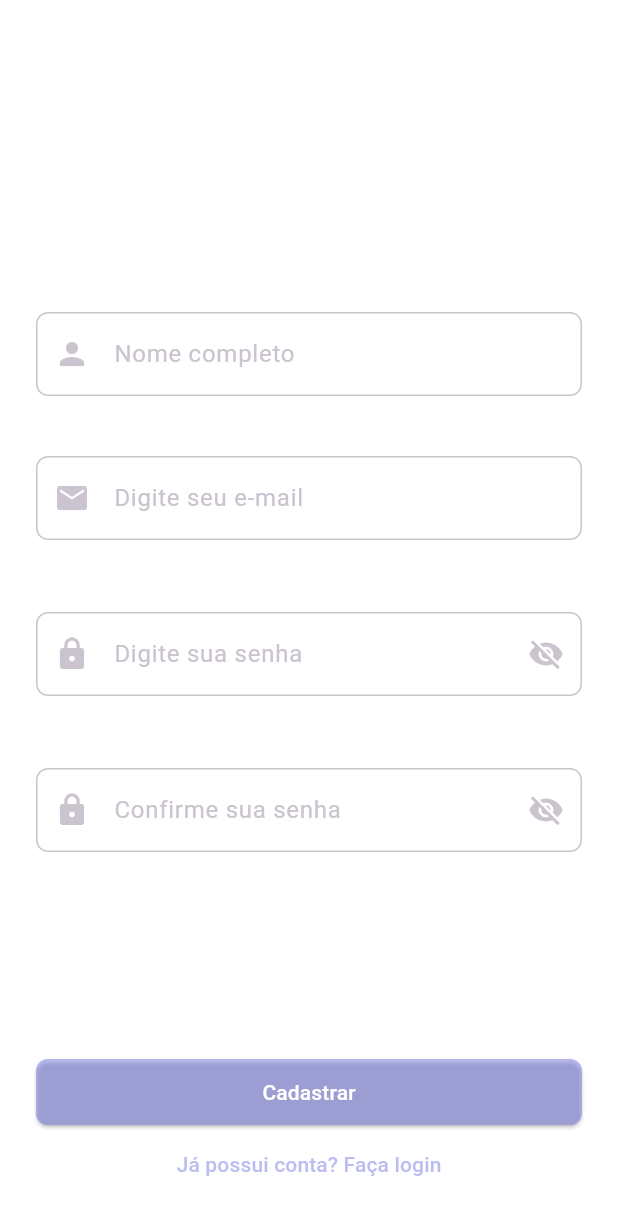
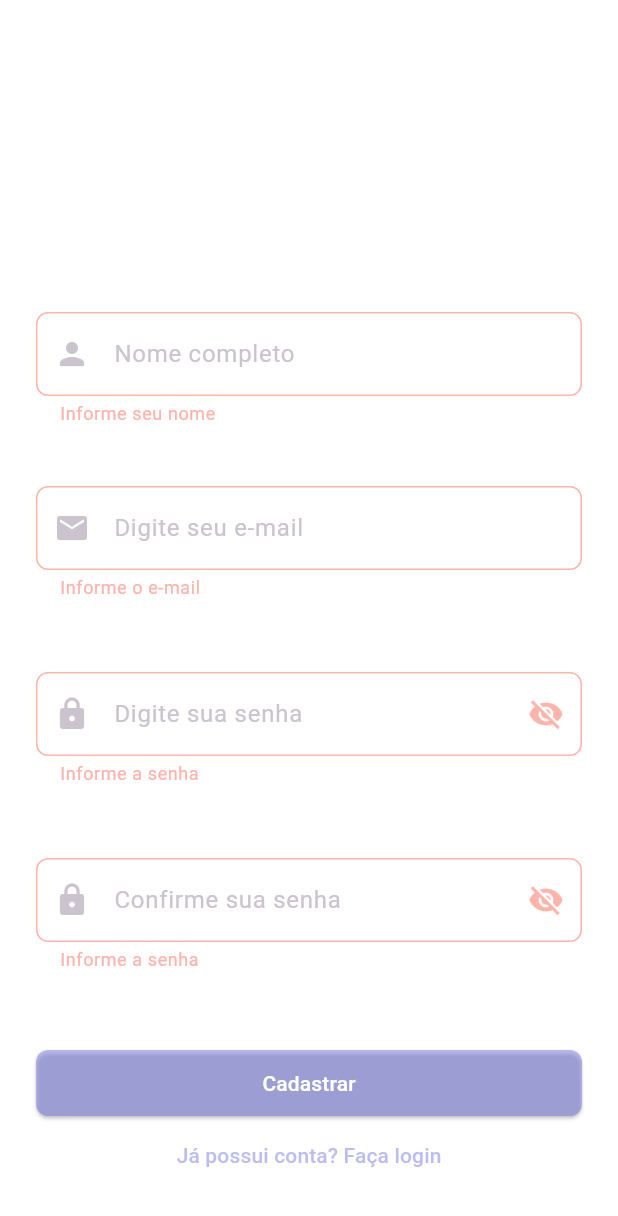
Before and after one commit to RafaelR4mos/if-app-tarefas, a Flutter app: the CadastroScreen screen opened by its route, after a tap on "Cadastrar", on a phone screen of 412 x 824 dp. Shown: the top 1216 px of the screen. Run offline on Flutter 3.47's test engine with Material 3 defaults, Android fonts, the phone set to English and light mode, and no system bars; our stand-ins replace fluttertoast, shared_preferences; accounts and stored records are empty.

Commit message:
feat: cadastro ok

```diff
--- /dev/null
+++ b/lib/model/erro_response.dart
@@ -0,0 +1,22 @@
+class ErroResponse {
+  final int status;
+  final String error;
+  final String message;
+  final int timestamp;
+
+  ErroResponse({
+    required this.status,
+    required this.error,
+    required this.message,
+    required this.timestamp,
+  });
+
+  factory ErroResponse.fromJson(Map<String, dynamic> json) {
+    return ErroResponse(
+      status: json['status'],
+      error: json['error'],
+      message: json['message'],
+      timestamp: json['timestamp'],
+    );
+  }
+}
--- /dev/null
+++ b/lib/model/exception/api_exception.dart
@@ -0,0 +1,7 @@
+class ApiException implements Exception {
+  final String message;
+  ApiException(this.message);
+
+  @override
+  String toString() => message;
+}
--- /dev/null
+++ b/lib/model/user.dart
@@ -0,0 +1,29 @@
+class User {
+  final String? idUsuario;
+  final String nomeUsuario;
+  final String emailUsuario;
+  final String? senhaUsuario;
+
+  User({
+    this.idUsuario,
+    required this.nomeUsuario,
+    required this.emailUsuario,
+    this.senhaUsuario,
+  });
+
+  factory User.fromJson(Map<String, dynamic> json) {
+    return User(
+      idUsuario: json['idUsuario'],
+      nomeUsuario: json['nomeUsuario'],
+      emailUsuario: json['emailUsuario'],
+    );
+  }
+
+  Map<String, dynamic> toJsonCadastro() {
+    return {
+      'nomeUsuario': nomeUsuario,
+      'emailUsuario': emailUsuario,
+      'senhaUsuario': senhaUsuario,
+    };
+  }
+}
--- a/lib/screens/cadastro.dart
+++ b/lib/screens/cadastro.dart
@@ -1,4 +1,10 @@
+import 'dart:convert';
+
 import 'package:flutter/material.dart';
+import 'package:fluttertoast/fluttertoast.dart';
+import 'package:todoappv2/model/exception/api_exception.dart';
+import 'package:todoappv2/model/user.dart';
+import 'package:todoappv2/service/auth_service.dart';
 
 class CadastroScreen extends StatefulWidget {
   const CadastroScreen({super.key});
@@ -8,6 +14,7 @@ class CadastroScreen extends StatefulWidget {
 }
 
 class CadastroScreenState extends State<CadastroScreen> {
+  final formKey = GlobalKey<FormState>();
   final TextEditingController nomeController = TextEditingController();
   final TextEditingController emailController = TextEditingController();
   final TextEditingController senhaController = TextEditingController();
@@ -15,6 +22,40 @@ class CadastroScreenState extends State<CadastroScreen> {
 
   bool mostrarSenha = false;
   bool mostrarSenhaConfirma = false;
+  bool carregando = false;
+
+  Future<void> tentarCadastro() async {
+    try {
+      setState(() => carregando = true);
+
+      User user = User(
+        nomeUsuario: nomeController.text,
+        emailUsuario: emailController.text,
+        senhaUsuario: senhaController.text,
+      );
+
+      await AuthService.cadastro(user);
+
+      Fluttertoast.showToast(
+        msg: 'Sucesso ao criar conta',
+        backgroundColor: Colors.green,
+        textColor: Colors.white,
+        gravity: ToastGravity.BOTTOM,
+      );
+      Navigator.pushNamed(context, '/login');
+    } catch (e) {
+      final err = e is ApiException ? e.message : 'Erro inesperado no cadastro';
+
+      Fluttertoast.showToast(
+        msg: err,
+        backgroundColor: Colors.red,
+        textColor: Colors.white,
+        gravity: ToastGravity.BOTTOM,
+      );
+    } finally {
+      setState(() => carregando = false);
+    }
+  }
 
   @override
   Widget build(BuildContext context) {
@@ -27,25 +68,60 @@ class CadastroScreenState extends State<CadastroScreen> {
           icon: const Icon(Icons.arrow_back),
         ),
       ),
-      body: Padding(
-        padding: const EdgeInsets.all(24.0),
+      body: SafeArea(
+        child: Padding(
+          padding: const EdgeInsets.only(
+            top: 24.0,
+            left: 24.0,
+            right: 24.0,
+            bottom: 30.0,
+          ),
           child: Column(
             mainAxisAlignment: MainAxisAlignment.spaceBetween,
             crossAxisAlignment: CrossAxisAlignment.start,
             children: [
-            Column(
+              Form(
+                key: formKey,
+                child: Column(
                   crossAxisAlignment: CrossAxisAlignment.start,
                   children: [
                     const Text(
                       'Cadastro',
-                  style: TextStyle(fontSize: 32, fontWeight: FontWeight.bold),
+                      style: TextStyle(
+                        fontSize: 32,
+                        fontWeight: FontWeight.bold,
+                      ),
                     ),
                     SizedBox(height: 54),
                     const Text('Nome completo'),
                     SizedBox(height: 8),
-                TextField(
+                    TextFormField(
                       controller: nomeController,
                       keyboardType: TextInputType.text,
+                      validator: (value) {
+                        if (value == null || value.trim().isEmpty) {
+                          return 'Informe seu nome';
+                        }
+
+                        // Mínimo 3 caracteres
+                        if (value.trim().length < 3) {
+                          return 'Nome muito curto';
+                        }
+
+                        // Exigir ao menos 2 palavras (nome completo)
+                        final palavras = value.trim().split(RegExp(r'\s+'));
+                        if (palavras.length < 2) {
+                          return 'Informe seu nome completo';
+                        }
+
+                        // Evitar números e símbolos
+                        final regex = RegExp(r"^[a-zA-ZÀ-ÿ\s'-]+$");
+                        if (!regex.hasMatch(value)) {
+                          return 'Use apenas letras no nome';
+                        }
+
+                        return null;
+                      },
                       decoration: InputDecoration(
                         hintText: 'Nome completo',
                         prefixIcon: const Icon(Icons.person),
@@ -56,9 +132,21 @@ class CadastroScreenState extends State<CadastroScreen> {
                     ),
                     const SizedBox(height: 20),
                     const Text('E-mail'),
-                TextField(
+                    TextFormField(
                       controller: emailController,
                       keyboardType: TextInputType.emailAddress,
+                      validator: (value) {
+                        if (value == null || value.isEmpty) {
+                          return 'Informe o e-mail';
+                        }
+                        final emailValido = RegExp(
+                          r'^[\w-.]+@([\w-]+\.)+[\w-]{2,4}$',
+                        );
+                        if (!emailValido.hasMatch(value)) {
+                          return 'E-mail inválido';
+                        }
+                        return null;
+                      },
                       style: const TextStyle(color: Colors.white),
                       decoration: InputDecoration(
                         hintText: 'Digite seu e-mail',
@@ -71,16 +159,39 @@ class CadastroScreenState extends State<CadastroScreen> {
                     const SizedBox(height: 20),
                     const Text("Senha"),
                     const SizedBox(height: 8),
-                TextField(
+                    TextFormField(
                       controller: senhaController,
                       obscureText: !mostrarSenha,
+                      validator: (value) {
+                        if (value == null || value.isEmpty) {
+                          return 'Informe a senha';
+                        }
+                        if (value.length < 6) {
+                          return 'A senha deve ter ao menos 6 caracteres';
+                        }
+
+                        final regex = RegExp(
+                          r'^(?=.*[A-Z])(?=.*[a-z])(?=.*\d)(?=.*[!@#\$&*~+]).{6,20}$',
+                        );
+
+                        if (!regex.hasMatch(value)) {
+                          return 'A senha precisa conter:\n'
+                              '- Pelo menos um número\n'
+                              '- Pelo menos uma letra maiúscula e minúscula\n'
+                              '- Pelo menos um caractere especial (!@#\$&*~+)';
+                        }
+
+                        return null;
+                      },
                       style: const TextStyle(color: Colors.white),
                       decoration: InputDecoration(
                         hintText: 'Digite sua senha',
                         prefixIcon: const Icon(Icons.lock),
                         suffixIcon: IconButton(
                           icon: Icon(
-                        mostrarSenha ? Icons.visibility : Icons.visibility_off,
+                            mostrarSenha
+                                ? Icons.visibility
+                                : Icons.visibility_off,
                           ),
                           onPressed: () {
                             setState(() {
@@ -96,9 +207,33 @@ class CadastroScreenState extends State<CadastroScreen> {
                     const SizedBox(height: 20),
                     const Text("Confirme a senha"),
                     const SizedBox(height: 8),
-                TextField(
+                    TextFormField(
                       controller: senhaConfirmaController,
                       obscureText: !mostrarSenhaConfirma,
+                      validator: (value) {
+                        if (value == null || value.isEmpty) {
+                          return 'Informe a senha';
+                        }
+                        if (value.length < 6) {
+                          return 'A senha deve ter ao menos 6 caracteres';
+                        }
+
+                        final regex = RegExp(
+                          r'^(?=.*[A-Z])(?=.*[a-z])(?=.*\d)(?=.*[!@#\$&*~+]).{6,20}$',
+                        );
+
+                        if (!regex.hasMatch(value)) {
+                          return 'A senha precisa conter:\n'
+                              '- Pelo menos um número\n'
+                              '- Pelo menos uma letra maiúscula e minúscula\n'
+                              '- Pelo menos um caractere especial (!@#\$&*~+)';
+                        }
+
+                        if (value != senhaController.text) {
+                          return 'As senhas precisam ser iguais';
+                        }
+                        return null;
+                      },
                       style: const TextStyle(color: Colors.white),
                       decoration: InputDecoration(
                         hintText: 'Confirme sua senha',
@@ -123,22 +258,27 @@ class CadastroScreenState extends State<CadastroScreen> {
                     const SizedBox(height: 30),
                   ],
                 ),
+              ),
               Column(
                 children: [
                   SizedBox(
                     width: double.infinity,
                     child: ElevatedButton(
                       onPressed: () {
-                      final nomeCompleto = nomeController.text;
-                      final email = emailController.text;
-                      final senha = senhaController.text;
-                      final senhaConfirma = senhaConfirmaController.text;
-
-                      debugPrint(
-                        'Nome: $nomeCompleto \nE-mail: $email \nSenha: $senha\nSenhaConfirma: $senhaConfirma',
-                      );
+                        if (formKey.currentState!.validate()) {
+                          tentarCadastro();
+                        }
                       },
-                    child: const Text('Cadastrar'),
+                      child:
+                          carregando
+                              ? SizedBox(
+                                height: 24,
+                                width: 24,
+                                child: CircularProgressIndicator(
+                                  strokeWidth: 2,
+                                ),
+                              )
+                              : const Text('Cadastrar'),
                     ),
                   ),
                   SizedBox(
@@ -155,6 +295,7 @@ class CadastroScreenState extends State<CadastroScreen> {
             ],
           ),
         ),
+      ),
     );
   }
 }
--- /dev/null
+++ b/lib/service/user_service.dart
@@ -0,0 +1,6 @@
+// class UserService {
+//   static const String baseUrl =
+//       'http://10.0.2.2:8080'; // A ponta para o IP da máquina local.
+
+//   static Future<>
+// }
--- /dev/null
+++ b/lib/util/json_parser.dart
@@ -0,0 +1,9 @@
+import 'dart:convert';
+
+import 'package:http/http.dart' as http;
+
+class JsonParser {
+  static dynamic parseJsonUtf8(http.Response response) {
+    return jsonDecode(utf8.decode(response.bodyBytes));
+  }
+}
```
Also changed, not shown: lib/service/auth_service.dart (+25 -2 lines). Lines whose indentation alone changed are shown as unchanged.
